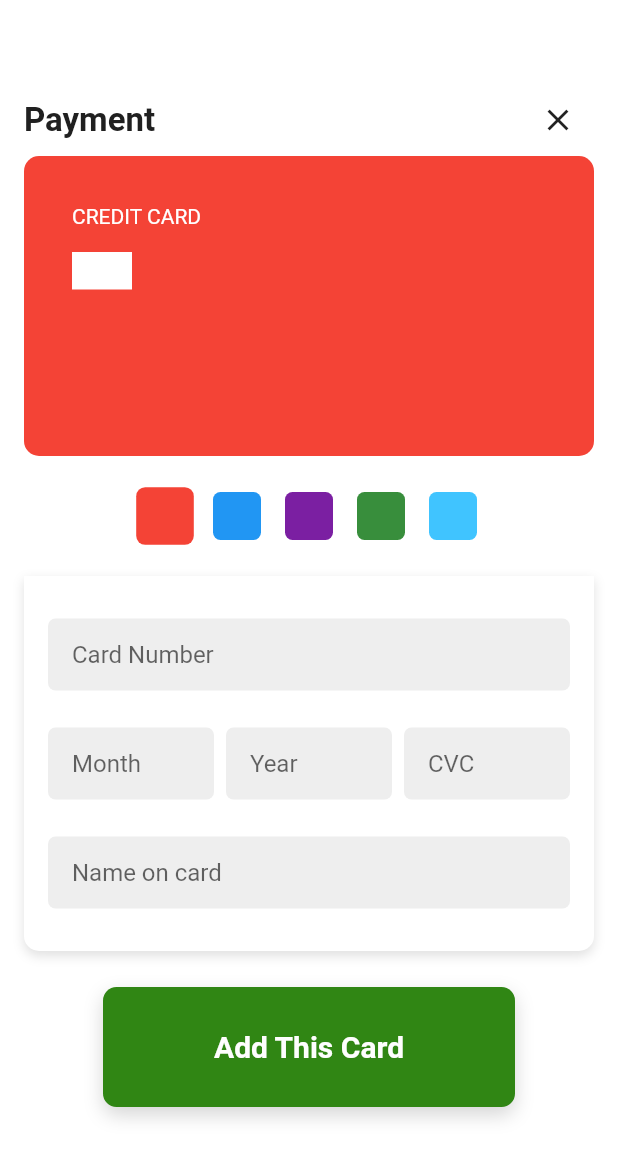
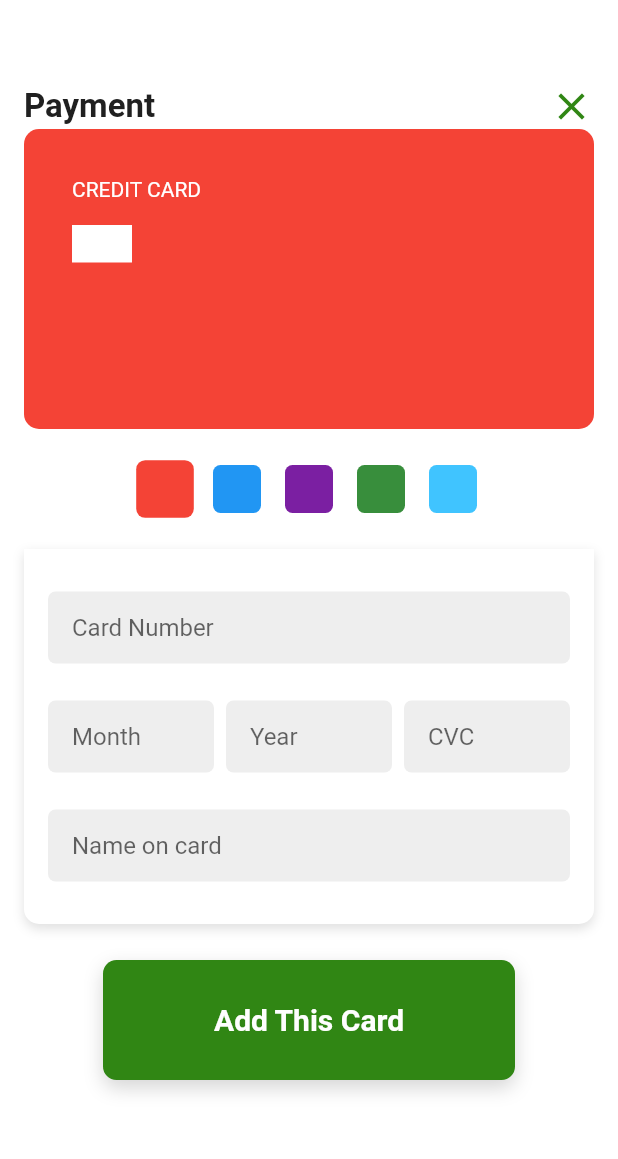
Before and after one commit to yamuna1996d/3D, a Flutter app: the NewCard screen opened directly, on a phone screen of 412 x 824 dp. Shown: the top 1159 px of the screen. Run offline on Flutter 3.47's test engine with Material 2 defaults, Android fonts, the phone set to English and light mode, and no system bars; our stand-ins replace curved_navigation_bar, flutter_rating_bar, flutter_svg, flutter_swiper, numberpicker, simple_animations and 2 more; missing offline and left inert: imageview360, mccounting_text.

Commit message:
new Card

```diff
--- a/lib/Screens/Details.dart
+++ b/lib/Screens/Details.dart
@@ -86,7 +86,7 @@ class DetailScreen extends StatelessWidget {
             // TitleAndPrice(title: "Angelica", country: "Russia", price: 440),
             SizedBox(height: 10),
             Padding(
-              padding: const EdgeInsets.only(top: 2),
+              padding: const EdgeInsets.only(top: 41),
               child: Row(
                 children: <Widget>[
                   SizedBox(
--- a/lib/Screens/payment/components/card/Add_new_card.dart
+++ b/lib/Screens/payment/components/card/Add_new_card.dart
@@ -79,8 +79,7 @@ class _NewCardState extends State<NewCard> {
       backgroundColor: Colors.white,
       body: LayoutBuilder(
         builder: (_, constraints) => GestureDetector(
-          onPanDown: (val) {
-//            FocusScope.of(context).requestFocus(FocusNode());
+          onPanDown: (val) {FocusScope.of(context).requestFocus(FocusNode());
           },
           behavior: HitTestBehavior.opaque,
           child: SingleChildScrollView(
@@ -105,7 +104,14 @@ class _NewCardState extends State<NewCard> {
                             fontWeight: FontWeight.bold,
                           ),
                         ),
-                        CloseButton()
+                        GestureDetector(
+                          onTap: (){
+                            Navigator.pop(context);
+                          },
+                          child: Container(
+                            child: Icon(Icons.close_outlined,size: 30,color: PrimaryColor,),
+                          ),
+                        )
                       ],
                     ),
                     Container(
```
